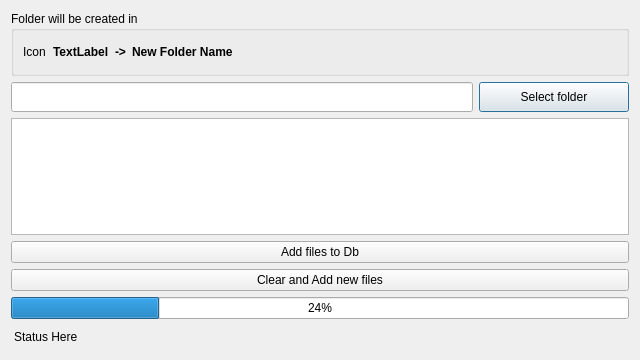
Old version of the form Gui/Dialogs/V2_DialogAddNewFolder.ui in the repository fxdeniz/NeSync.
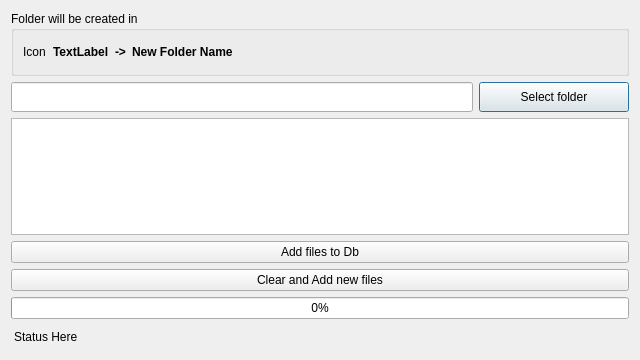
New version of the form.

```diff
--- a/Gui/Dialogs/V2_DialogAddNewFolder.ui
+++ b/Gui/Dialogs/V2_DialogAddNewFolder.ui
@@ -156,7 +156,7 @@
    <item>
     <widget class="QProgressBar" name="progressBar">
      <property name="value">
-      <number>24</number>
+      <number>0</number>
      </property>
     </widget>
    </item>
```
